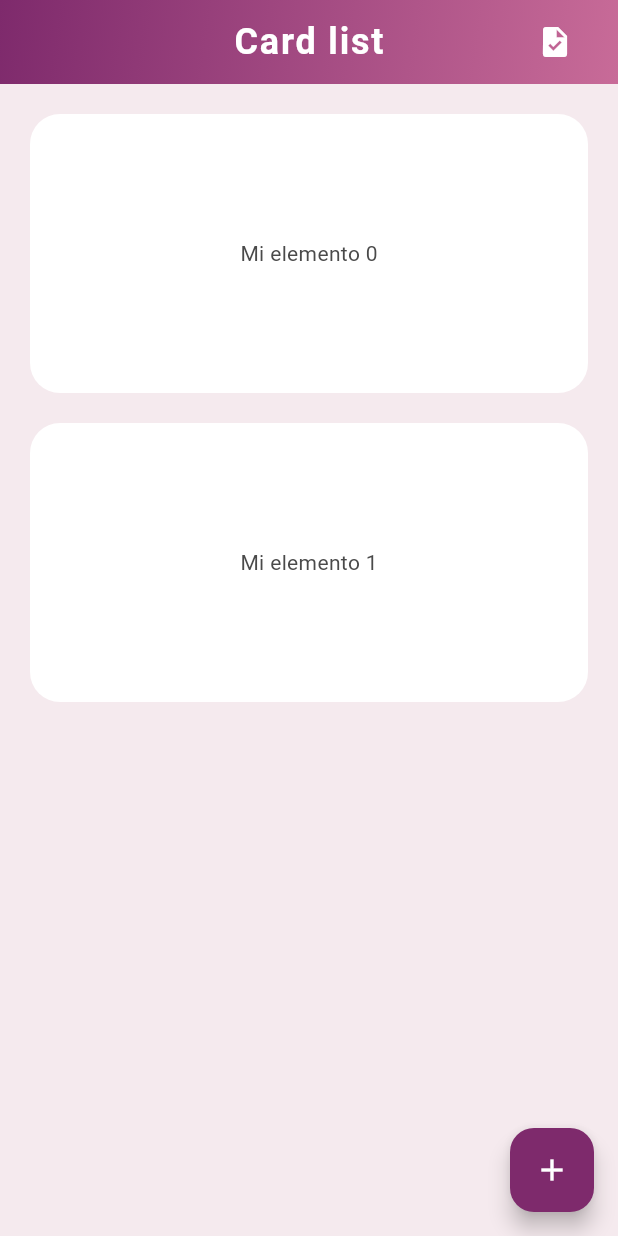
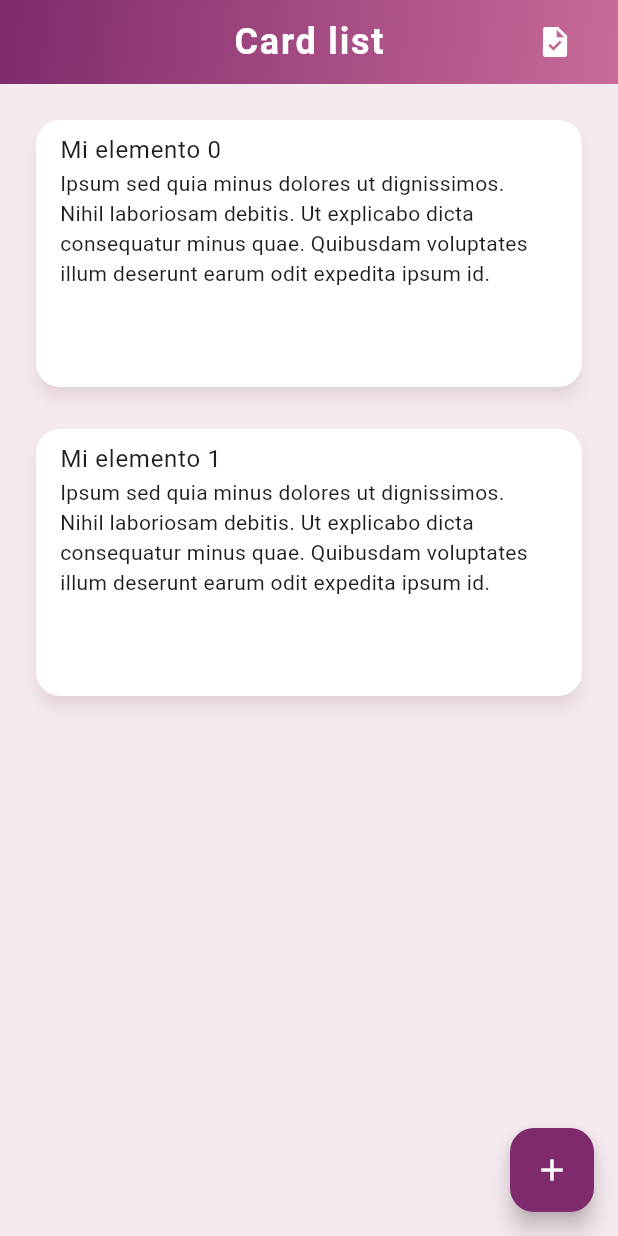
Before and after one commit to RutaPragma/basic_app, a Flutter app: the screen it shows after launch, on a phone screen of 412 x 824 dp. Run offline on Flutter 3.47's test engine with Material 3 defaults, Android fonts, the phone set to English and light mode, and no system bars; our stand-ins replace drift, get_it, go_router; accounts and stored records are empty; generated files the repository leaves out were written again.

Commit message:
Reformat widget

```diff
--- a/lib/features/items/data/datasources/local/app_database.dart
+++ b/lib/features/items/data/datasources/local/app_database.dart
@@ -29,6 +29,7 @@ class AppDatabase extends _$AppDatabase {
 
   Future<int> insertItem(ItemsCompanion companion) =>
       into(items).insert(companion);
+
   Future<Item?> getItemById(int id) async {
     final row = await (select(
       items,
--- a/lib/features/items/data/datasources/local/local.dart
+++ /dev/null
@@ -1,2 +0,0 @@
-export 'app_database.dart';
-export 'item_local_datasource.dart';
--- a/lib/features/items/presentation/pages/card_list.dart
+++ b/lib/features/items/presentation/pages/card_list.dart
@@ -1,5 +1,6 @@
 import 'package:basic_app/core/localization/app_localizations.dart';
-import 'package:basic_app/features/items/data/datasources/local/local.dart';
+import 'package:basic_app/features/items/domain/entities/item.dart';
+import 'package:basic_app/features/items/presentation/widgets/item_card.dart';
 import 'package:basic_app/routes/routes.dart';
 import 'package:flutter/material.dart';
 import 'package:go_router/go_router.dart';
@@ -79,39 +80,9 @@ class _CardListState extends State<CardList> {
 
           final Item item = itemsList.elementAt(index);
 
-          return GestureDetector(
+          return ItemCard(
+            item: item,
             onTap: () => context.push(Routes.itemDetail, extra: item),
-            child: Container(
-              alignment: Alignment.center,
-              decoration: BoxDecoration(
-                borderRadius: BorderRadius.circular(20.0),
-                color: Theme.of(context).colorScheme.onPrimaryContainer,
-              ),
-              child: Hero(
-                tag:
-                    '${language.translate('card_list_page.tag_card_list')}$index',
-                flightShuttleBuilder:
-                    (
-                      flightContext,
-                      animation,
-                      direction,
-                      fromContext,
-                      toContext,
-                    ) {
-                      return DefaultTextStyle(
-                        style: const TextStyle(
-                          fontSize: 20,
-                          fontWeight: FontWeight.w600,
-                          color: Colors.white,
-                        ),
-                        child: (direction == HeroFlightDirection.push)
-                            ? toContext.widget
-                            : fromContext.widget,
-                      );
-                    },
-                child: Text(item.title),
-              ),
-            ),
           );
         },
       ),
--- a/lib/features/items/presentation/state/items_provider.dart
+++ b/lib/features/items/presentation/state/items_provider.dart
@@ -15,10 +15,12 @@ class ItemsProvider extends ChangeNotifier {
   });
 
   List<Item> _items = [];
+  late Item _item;
   bool _loading = false;
   String? _error;
 
   List<Item> get items => _items;
+  Item get item => _item;
   bool get loading => _loading;
   String? get error => _error;
 
--- a/lib/features/items/presentation/widgets/item_card.dart
+++ b/lib/features/items/presentation/widgets/item_card.dart
@@ -1,3 +1,4 @@
+import 'package:basic_app/core/localization/app_localizations.dart';
 import 'package:flutter/material.dart';
 import 'package:basic_app/features/items/domain/entities/item.dart';
 
@@ -9,12 +10,28 @@ class ItemCard extends StatelessWidget {
 
   @override
   Widget build(BuildContext context) {
+    final language = AppLocalizations.of(context);
     return Card(
-      child: ListTile(
-        title: Text(item.title),
-        subtitle: Text(item.description),
-        trailing: Text('${item.createdAt.toLocal()}'.split(' ')[0]),
-        onTap: onTap,
+      child: Hero(
+        tag: '${language.translate('card_list_page.tag_card_list')}${item.id}',
+        flightShuttleBuilder:
+            (flightContext, animation, direction, fromContext, toContext) {
+              return DefaultTextStyle(
+                style: const TextStyle(
+                  fontSize: 20,
+                  fontWeight: FontWeight.w600,
+                  color: Colors.white,
+                ),
+                child: (direction == HeroFlightDirection.push)
+                    ? toContext.widget
+                    : fromContext.widget,
+              );
+            },
+        child: ListTile(
+          title: Text(item.title),
+          subtitle: Text(item.description),
+          onTap: onTap,
+        ),
       ),
     );
   }
```
Also changed, not shown: lib/core/di/injector.dart (+15 -5 lines), lib/routes/app_router.dart (+3 -4 lines).
